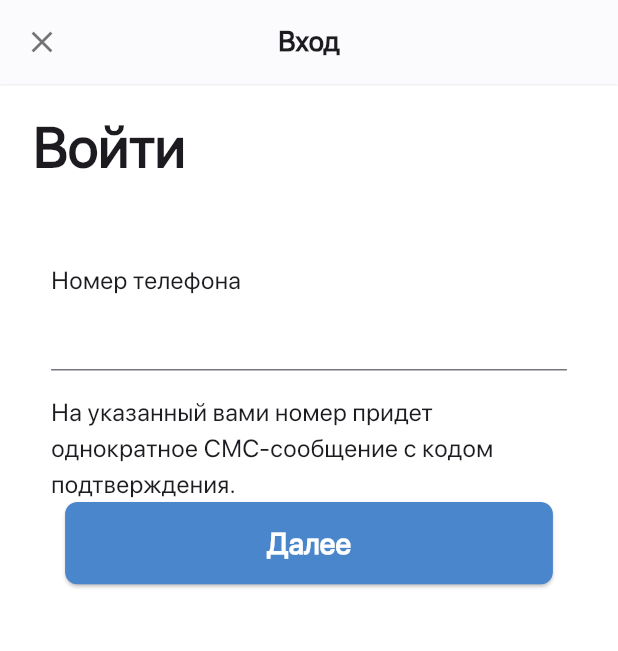
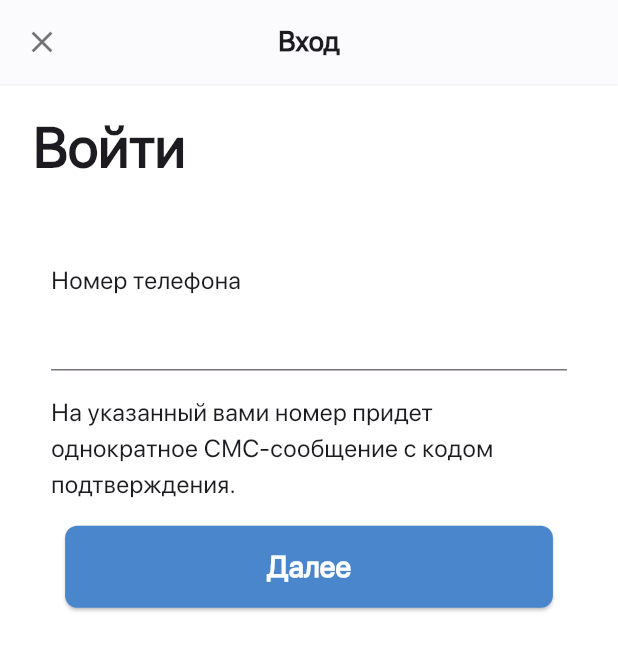
Before and after one commit to babyfox1/clinic_app, a Flutter app: the screen it shows after launch, after a tap on "Войти", on a phone screen of 412 x 824 dp. Shown: the top 651 px of the screen. Run offline on Flutter 3.47's test engine with Material 3 defaults, Android fonts, the phone set to English and light mode, and no system bars; our stand-ins replace flutter_screenutil, shared_preferences.

Commit message:
add sizedBox

```diff
--- a/lib/presentation/features/authorization/screens/login_screen.dart
+++ b/lib/presentation/features/authorization/screens/login_screen.dart
@@ -74,6 +74,9 @@ class _LoginScreenState extends State<LoginScreen> {
                     'На указанный вами номер придет однократное СМС-сообщение с кодом подтверждения.',
                     style: AppFonts.s15w400,
                   ),
+                  SizedBox(
+                    height: 15.5.h,
+                  ),
                   AppButton(
                       onPressed: () {
                         ScaffoldMessenger.of(context).showSnackBar(
```
